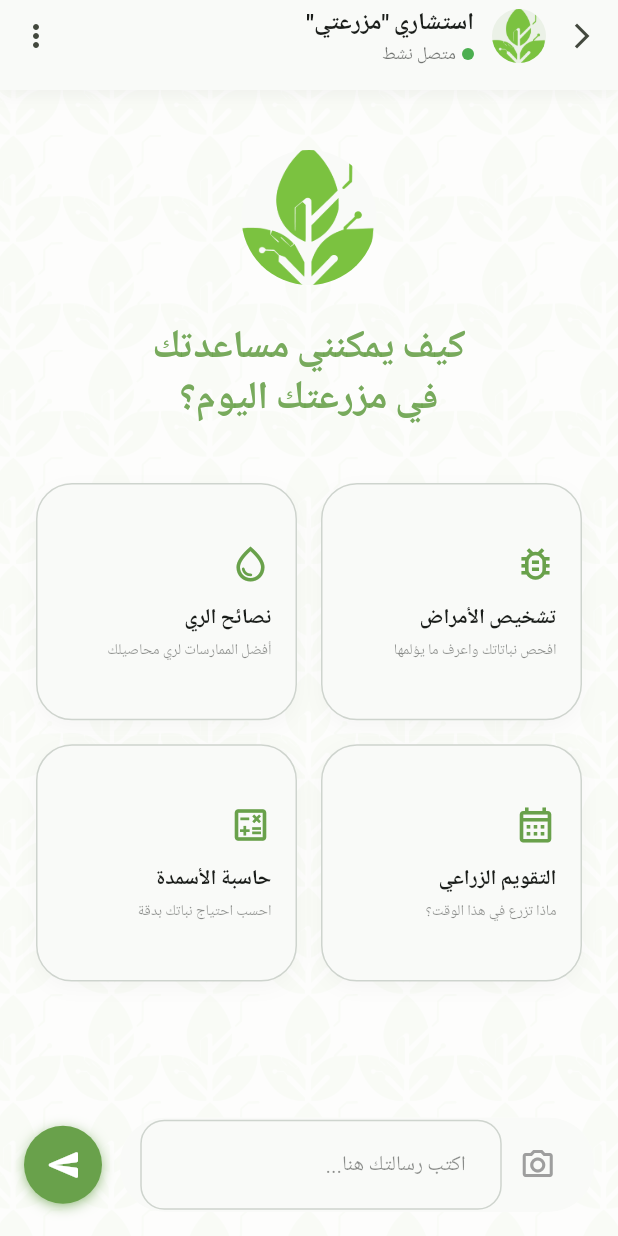
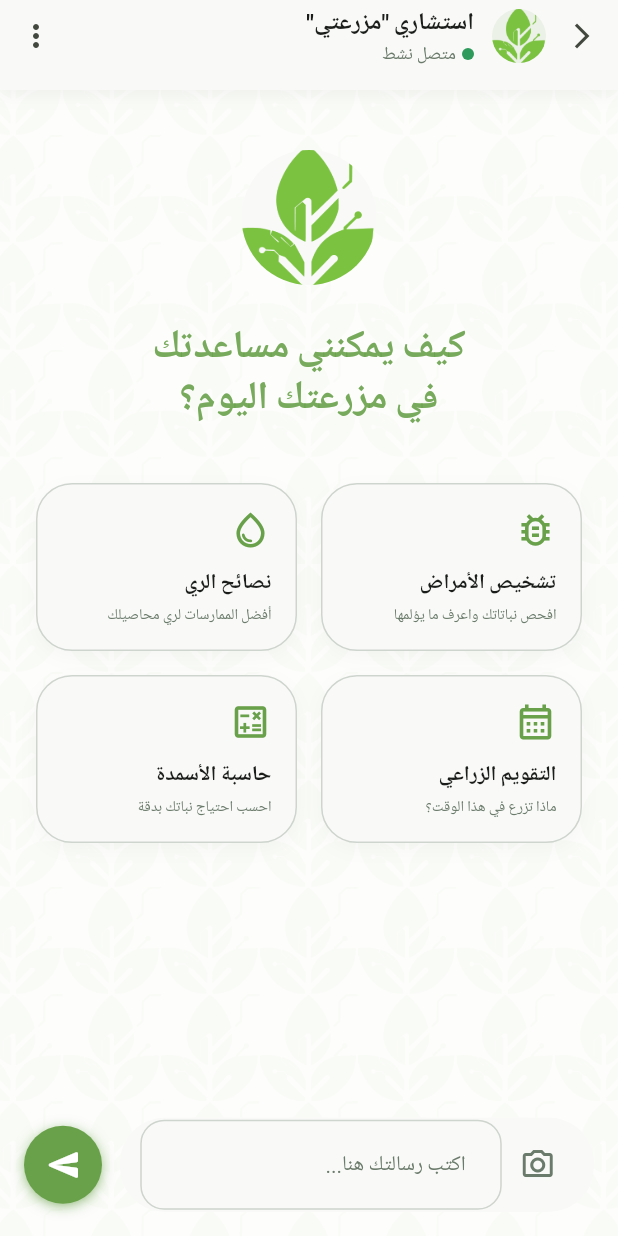
Before and after one commit to engsalah555/smart-farmer, a Flutter app: the ChatbotScreen screen opened by its route, on a phone screen of 412 x 824 dp. Run offline on Flutter 3.47's test engine with Material 3 defaults, Android fonts, the phone set to English and light mode, and no system bars; our stand-ins replace cached_network_image, dio, fl_chart, flutter_dotenv, flutter_image_compress, flutter_map and 15 more; missing offline and left inert: camera_platform_interface, tflite_flutter; accounts and stored records are empty; network calls fail; Roboto replaces fonts that are missing (Cairo); project files that could hold a hidden picture were left out.

Commit message:
feat: enahnce ai screen

```diff
--- a/lib/features/ai/screens/chatbot_screen.dart
+++ b/lib/features/ai/screens/chatbot_screen.dart
@@ -7,6 +7,7 @@ import 'package:go_router/go_router.dart';
 import '../../../core/constants.dart';
 import '../../../core/widgets/molecules/glassmorphic_container.dart';
 import '../../../core/widgets/fade_in_slide.dart';
+import '../../../core/services/locator.dart';
 import '../services/gemini_service.dart';
 
 class ChatMessage {
@@ -33,7 +34,7 @@ class ChatbotScreen extends StatefulWidget {
 class _ChatbotScreenState extends State<ChatbotScreen> {
   final TextEditingController _messageController = TextEditingController();
   final ScrollController _scrollController = ScrollController();
-  final GeminiService _geminiService = GeminiService();
+  final GeminiService _geminiService = locator<GeminiService>();
   final ImagePicker _picker = ImagePicker();
 
   final List<ChatMessage> _messages = [];
@@ -183,7 +184,7 @@ class _ChatbotScreenState extends State<ChatbotScreen> {
     final isDark = Theme.of(context).brightness == Brightness.dark;
 
     return Scaffold(
-      backgroundColor: AppColors.getBackground(isDark),
+      backgroundColor: context.background,
       body: Container(
         decoration: BoxDecoration(
           image: DecorationImage(
@@ -236,7 +237,7 @@ class _ChatbotScreenState extends State<ChatbotScreen> {
         bottom: 12,
       ),
       decoration: BoxDecoration(
-        color: AppColors.getSurface(isDark),
+        color: context.surface,
         boxShadow: [
           BoxShadow(
             color: isDark
@@ -273,7 +274,7 @@ class _ChatbotScreenState extends State<ChatbotScreen> {
                 style: TextStyle(
                   fontWeight: FontWeight.bold,
                   fontSize: 16,
-                  color: AppColors.getTextColor(isDark),
+                  color: context.textColor,
                 ),
               ),
               Row(
@@ -281,8 +282,8 @@ class _ChatbotScreenState extends State<ChatbotScreen> {
                   Container(
                     width: 8,
                     height: 8,
-                    decoration: const BoxDecoration(
-                      color: Colors.green,
+                    decoration: BoxDecoration(
+                      color: context.success,
                       shape: BoxShape.circle,
                     ),
                   ),
@@ -290,9 +291,7 @@ class _ChatbotScreenState extends State<ChatbotScreen> {
                   Text(
                     'متصل نشط',
                     style: TextStyle(
-                      color: AppColors.getTextColor(
-                        Theme.of(context).brightness == Brightness.dark,
-                      ).withValues(alpha: 0.6),
+                      color: context.textMuted,
                       fontSize: 12,
                     ),
                   ),
@@ -321,8 +320,8 @@ class _ChatbotScreenState extends State<ChatbotScreen> {
             CircleAvatar(
               radius: 14,
               backgroundColor: Theme.of(context).brightness == Brightness.dark
-                  ? AppColors.darkSurface
-                  : Colors.white,
+                  ? context.darkSurface
+                  : context.white,
               backgroundImage: const AssetImage('assets/icon/icon.png'),
             ),
             const SizedBox(width: 8),
@@ -361,9 +360,7 @@ class _ChatbotScreenState extends State<ChatbotScreen> {
                     gradient: isUser ? AppDecorations.primaryGradient : null,
                     color: isUser
                         ? null
-                        : AppColors.getSurface(
-                            Theme.of(context).brightness == Brightness.dark,
-                          ),
+                        : context.surface,
                     borderRadius: BorderRadius.only(
                       topLeft: const Radius.circular(20),
                       topRight: const Radius.circular(20),
@@ -374,12 +371,8 @@ class _ChatbotScreenState extends State<ChatbotScreen> {
                       BoxShadow(
                         color: isUser
                             ? context.primary.withValues(alpha: 0.3)
-                            : AppColors.black.withValues(
-                                alpha:
-                                    Theme.of(context).brightness ==
-                                        Brightness.dark
-                                    ? 0.2
-                                    : 0.05,
+                            : context.black.withValues(
+                                alpha: context.isDark ? 0.2 : 0.05,
                               ),
                         blurRadius: 10,
                         offset: const Offset(0, 4),
@@ -389,11 +382,7 @@ class _ChatbotScreenState extends State<ChatbotScreen> {
                   child: Text(
                     message.text,
                     style: TextStyle(
-                      color: isUser
-                          ? Colors.white
-                          : AppColors.getTextColor(
-                              Theme.of(context).brightness == Brightness.dark,
-                            ),
+                      color: isUser ? context.white : context.textColor,
                       fontSize: 15,
                       height: 1.6,
                       fontWeight: isUser ? FontWeight.w500 : FontWeight.normal,
@@ -404,7 +393,7 @@ class _ChatbotScreenState extends State<ChatbotScreen> {
                   padding: const EdgeInsets.only(top: 4, left: 4, right: 4),
                   child: Text(
                     '${message.timestamp.hour}:${message.timestamp.minute.toString().padLeft(2, "0")}',
-                    style: const TextStyle(color: Colors.grey, fontSize: 10),
+                    style: TextStyle(color: context.textMuted, fontSize: 10),
                   ),
                 ),
               ],
@@ -425,9 +414,7 @@ class _ChatbotScreenState extends State<ChatbotScreen> {
             duration: const Duration(milliseconds: 600),
             child: CircleAvatar(
               radius: 45,
-              backgroundColor: AppColors.getSurface(
-                Theme.of(context).brightness == Brightness.dark,
-              ),
+              backgroundColor: context.surface,
               backgroundImage: const AssetImage('assets/icon/icon.png'),
             ),
           ),
@@ -454,40 +441,54 @@ class _ChatbotScreenState extends State<ChatbotScreen> {
   }
 
   Widget _buildStarterGrid() {
-    return GridView.count(
-      shrinkWrap: true,
-      physics: const NeverScrollableScrollPhysics(),
-      crossAxisCount: 2,
-      mainAxisSpacing: 16,
-      crossAxisSpacing: 16,
-      childAspectRatio: 1.1,
+    return Column(
       children: [
-        _buildStarterCard(
+        Row(
+          children: [
+            Expanded(
+              child: _buildStarterCard(
                 'تشخيص الأمراض',
                 Icons.bug_report_outlined,
                 'افحص نباتاتك واعرف ما يؤلمها',
-          () =>
-              _messageController.text = 'كيف يمكنني تشخيص مرض في نبات الطماطم؟',
+                () => _messageController.text =
+                    'كيف يمكنني تشخيص مرض في نبات الطماطم؟',
               ),
-        _buildStarterCard(
+            ),
+            const SizedBox(width: 16),
+            Expanded(
+              child: _buildStarterCard(
                 'نصائح الري',
                 Icons.water_drop_outlined,
                 'أفضل الممارسات لري محاصيلك',
-          () =>
-              _messageController.text = 'ما هو أفضل وقت لري المحاصيل في الصيف؟',
+                () => _messageController.text =
+                    'ما هو أفضل وقت لري المحاصيل في الصيف؟',
               ),
-        _buildStarterCard(
+            ),
+          ],
+        ),
+        const SizedBox(height: 16),
+        Row(
+          children: [
+            Expanded(
+              child: _buildStarterCard(
                 'التقويم الزراعي',
                 Icons.calendar_month_outlined,
                 'ماذا تزرع في هذا الوقت؟',
-          () => _messageController.text = 'ماذا يمكنني أن أزرع في هذا الشهر؟',
+                () =>
+                    _messageController.text = 'ماذا يمكنني أن أزرع في هذا الشهر؟',
               ),
-        _buildStarterCard(
+            ),
+            const SizedBox(width: 16),
+            Expanded(
+              child: _buildStarterCard(
                 'حاسبة الأسمدة',
                 Icons.calculate_outlined,
                 'احسب احتياج نباتك بدقة',
                 () => _messageController.text =
                     'كيف أحسب كمية السماد اللازمة لمحصول القمح؟',
+              ),
+            ),
+          ],
         ),
       ],
     );
@@ -510,21 +511,15 @@ class _ChatbotScreenState extends State<ChatbotScreen> {
         child: Container(
           padding: const EdgeInsets.all(16),
           decoration: BoxDecoration(
-            color: AppColors.getSurface(
-              Theme.of(context).brightness == Brightness.dark,
-            ),
+            color: context.surface,
             borderRadius: BorderRadius.circular(24),
             border: Border.all(
-              color: AppColors.border(
-                Theme.of(context).brightness == Brightness.dark,
-              ),
+              color: context.border,
             ),
             boxShadow: [
               BoxShadow(
-                color: AppColors.black.withValues(
-                  alpha: Theme.of(context).brightness == Brightness.dark
-                      ? 0.2
-                      : 0.03,
+                color: context.black.withValues(
+                  alpha: context.isDark ? 0.2 : 0.03,
                 ),
                 blurRadius: 10,
                 offset: const Offset(0, 4),
@@ -542,9 +537,7 @@ class _ChatbotScreenState extends State<ChatbotScreen> {
               Text(
                 subtitle,
                 style: TextStyle(
-                  color: AppColors.getTextColor(
-                    Theme.of(context).brightness == Brightness.dark,
-                  ).withValues(alpha: 0.5),
+                  color: context.textMuted,
                   fontSize: 10,
                   height: 1.4,
                 ),
@@ -568,9 +561,7 @@ class _ChatbotScreenState extends State<ChatbotScreen> {
           Text(
             'جاري التفكير...',
             style: TextStyle(
-              color: AppColors.getTextColor(
-                Theme.of(context).brightness == Brightness.dark,
-              ).withValues(alpha: 0.6),
+              color: context.textMuted,
               fontSize: 12,
               fontStyle: FontStyle.italic,
             ),
@@ -616,11 +607,11 @@ class _ChatbotScreenState extends State<ChatbotScreen> {
                       child: GestureDetector(
                         onTap: _removeSelectedImage,
                         child: CircleAvatar(
-                          radius: 12,
-                          backgroundColor: Colors.red.withValues(alpha: 0.8),
+                          radius: 20, // Increased touch target
+                          backgroundColor: context.error.withValues(alpha: 0.9),
                           child: const Icon(
-                            Icons.close,
-                            size: 16,
+                            Icons.close_rounded,
+                            size: 18,
                             color: Colors.white,
                           ),
                         ),
@@ -636,20 +627,14 @@ class _ChatbotScreenState extends State<ChatbotScreen> {
                 child: GlassmorphicContainer(
                   borderRadius: BorderRadius.circular(30),
                   padding: const EdgeInsets.symmetric(horizontal: 12),
-                  opacity: Theme.of(context).brightness == Brightness.dark
-                      ? 0.7
-                      : 0.9,
-                  color: AppColors.getSurface(
-                    Theme.of(context).brightness == Brightness.dark,
-                  ),
+                  opacity: context.isDark ? 0.7 : 0.9,
+                  color: context.surface,
                   child: Row(
                     children: [
                       IconButton(
                         icon: Icon(
                           Icons.camera_alt_outlined,
-                          color: Theme.of(context).brightness == Brightness.dark
-                              ? context.primary
-                              : Colors.grey,
+                          color: context.isDark ? context.primary : context.textMuted,
                         ),
                         onPressed: _pickImage,
                       ),
@@ -660,16 +645,12 @@ class _ChatbotScreenState extends State<ChatbotScreen> {
                             hintText: 'اكتب رسالتك هنا...',
                             border: InputBorder.none,
                             hintStyle: TextStyle(
-                              color: AppColors.getTextColor(
-                                Theme.of(context).brightness == Brightness.dark,
-                              ).withValues(alpha: 0.5),
+                              color: context.textMuted,
                               fontSize: 14,
                             ),
                           ),
                           style: TextStyle(
-                            color: AppColors.getTextColor(
-                              Theme.of(context).brightness == Brightness.dark,
-                            ),
+                            color: context.textColor,
                           ),
                           maxLines: null,
                           onSubmitted: (_) => _handleSendMessage(),
@@ -749,9 +730,7 @@ class _BouncingDotsState extends State<_BouncingDots>
               width: 5,
               height: 5,
               decoration: BoxDecoration(
-                color: AppColors.getTextColor(
-                  Theme.of(context).brightness == Brightness.dark,
-                ).withValues(alpha: 0.3),
+                color: context.textMuted.withValues(alpha: 0.3),
                 shape: BoxShape.circle,
               ),
             );
```
Also changed, not shown: lib/core/services/locator.dart (+8 -0 lines), lib/features/ai/screens/disease_detection_screen.dart (+23 -28 lines). Lines whose indentation alone changed are shown as unchanged.
